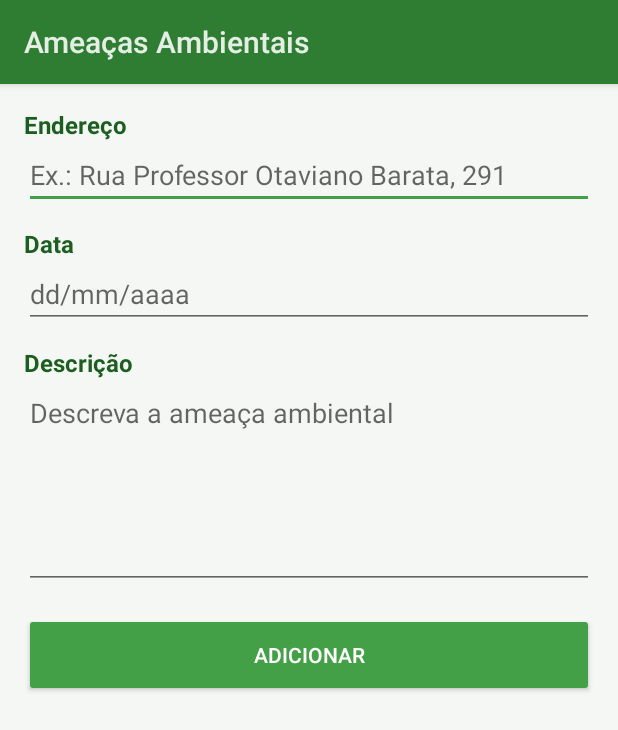
After one commit to leonrdpavani/AmeacasAmbientais, an Android app built with Jetpack Compose: the AdicionarActivity screen opened directly, with no data from a screen before it, on a phone screen of 412 x 824 dp. The commit adds this screen. Shown: the top 730 px of the screen. Run offline under Robolectric (Android 15) with nearby library versions, the phone set to English and light mode, and no system bars.

Commit message:
feat: - implementação da etapa 1

```diff
--- a/app/build.gradle.kts
+++ b/app/build.gradle.kts
@@ -6,9 +6,7 @@ plugins {
 android {
     namespace = "br.feevale.ameaasambientais"
     compileSdk {
-        version = release(36) {
-            minorApiLevel = 1
-        }
+        version = release(37)
     }
 
     defaultConfig {
--- /dev/null
+++ b/app/src/main/java/br/feevale/ameaasambientais/AdicionarActivity.kt
@@ -0,0 +1,18 @@
+package br.feevale.ameaasambientais
+
+import android.app.Activity
+import android.os.Bundle
+import android.widget.Button
+
+class AdicionarActivity : Activity() {
+    override fun onCreate(savedInstanceState: Bundle?) {
+        super.onCreate(savedInstanceState)
+        setContentView(R.layout.activity_adicionar)
+        ajustarBarraNavegacao(findViewById(R.id.raiz))
+
+        // Na Parte 1 apenas volta para a tela inicial (sem gravar no banco)
+        findViewById<Button>(R.id.btnAdicionar).setOnClickListener {
+            finish()
+        }
+    }
+}
--- /dev/null
+++ b/app/src/main/res/layout/activity_adicionar.xml
@@ -0,0 +1,65 @@
+<?xml version="1.0" encoding="utf-8"?>
+<LinearLayout xmlns:android="http://schemas.android.com/apk/res/android"
+    android:id="@+id/raiz"
+    android:layout_width="match_parent"
+    android:layout_height="match_parent"
+    android:orientation="vertical"
+    android:padding="16dp">
+
+    <TextView
+        android:layout_width="wrap_content"
+        android:layout_height="wrap_content"
+        android:text="@string/endereco"
+        android:textColor="@color/verde_escuro"
+        android:textSize="16sp"
+        android:textStyle="bold" />
+
+    <EditText
+        android:id="@+id/edtEndereco"
+        android:layout_width="match_parent"
+        android:layout_height="wrap_content"
+        android:layout_marginBottom="12dp"
+        android:hint="@string/hint_endereco"
+        android:inputType="textPostalAddress" />
+
+    <TextView
+        android:layout_width="wrap_content"
+        android:layout_height="wrap_content"
+        android:text="@string/data"
+        android:textColor="@color/verde_escuro"
+        android:textSize="16sp"
+        android:textStyle="bold" />
+
+    <EditText
+        android:id="@+id/edtData"
+        android:layout_width="match_parent"
+        android:layout_height="wrap_content"
+        android:layout_marginBottom="12dp"
+        android:hint="@string/hint_data"
+        android:inputType="date" />
+
+    <TextView
+        android:layout_width="wrap_content"
+        android:layout_height="wrap_content"
+        android:text="@string/descricao"
+        android:textColor="@color/verde_escuro"
+        android:textSize="16sp"
+        android:textStyle="bold" />
+
+    <EditText
+        android:id="@+id/edtDescricao"
+        android:layout_width="match_parent"
+        android:layout_height="140dp"
+        android:gravity="top|start"
+        android:hint="@string/hint_descricao"
+        android:inputType="textMultiLine|textCapSentences" />
+
+    <Button
+        android:id="@+id/btnAdicionar"
+        style="@android:style/Widget.Material.Button.Colored"
+        android:layout_width="match_parent"
+        android:layout_height="56dp"
+        android:layout_marginTop="16dp"
+        android:text="@string/adicionar" />
+
+</LinearLayout>
--- a/app/src/main/res/values/colors.xml
+++ b/app/src/main/res/values/colors.xml
@@ -1,10 +1,10 @@
 <?xml version="1.0" encoding="utf-8"?>
 <resources>
-    <color name="purple_200">#FFBB86FC</color>
-    <color name="purple_500">#FF6200EE</color>
-    <color name="purple_700">#FF3700B3</color>
-    <color name="teal_200">#FF03DAC5</color>
-    <color name="teal_700">#FF018786</color>
+    <color name="verde_primario">#FF2E7D32</color>
+    <color name="verde_escuro">#FF1B5E20</color>
+    <color name="verde_destaque">#FF43A047</color>
+    <color name="fundo">#FFF4F7F4</color>
+    <color name="texto_secundario">#FF6B756B</color>
     <color name="black">#FF000000</color>
     <color name="white">#FFFFFFFF</color>
 </resources>
--- a/app/src/main/res/values/strings.xml
+++ b/app/src/main/res/values/strings.xml
@@ -1,3 +1,13 @@
 <resources>
-    <string name="app_name">AmeaçasAmbientais</string>
+    <string name="app_name">Ameaças Ambientais</string>
+    <string name="ameacas_cadastradas">Ameaças Cadastradas</string>
+    <string name="nova_ameaca">Nova Ameaça</string>
+    <string name="endereco">Endereço</string>
+    <string name="data">Data</string>
+    <string name="descricao">Descrição</string>
+    <string name="adicionar">Adicionar</string>
+    <string name="atualizar">Atualizar</string>
+    <string name="hint_endereco">Ex.: Rua Professor Otaviano Barata, 291</string>
+    <string name="hint_data">dd/mm/aaaa</string>
+    <string name="hint_descricao">Descreva a ameaça ambiental</string>
 </resources>
--- a/app/src/main/res/values/themes.xml
+++ b/app/src/main/res/values/themes.xml
@@ -1,5 +1,11 @@
 <?xml version="1.0" encoding="utf-8"?>
 <resources>
 
-    <style name="Theme.AmeaçasAmbientais" parent="android:Theme.Material.Light.NoActionBar" />
+    <style name="Theme.AmeacasAmbientais" parent="android:Theme.Material.Light.DarkActionBar">
+        <item name="android:colorPrimary">@color/verde_primario</item>
+        <item name="android:colorPrimaryDark">@color/verde_escuro</item>
+        <item name="android:colorAccent">@color/verde_destaque</item>
+        <item name="android:windowBackground">@color/fundo</item>
+        <item name="android:statusBarColor">@color/verde_escuro</item>
+    </style>
 </resources>
```
Also changed, not shown: app/src/main/AndroidManifest.xml (+10 -3 lines), app/src/main/java/br/feevale/ameaasambientais/EditarActivity.kt (added, +18 -0 lines), app/src/main/java/br/feevale/ameaasambientais/MainActivity.kt (+25 -35 lines), app/src/main/res/layout/activity_editar.xml (added, +65 -0 lines), app/src/main/res/layout/activity_main.xml (added, +34 -0 lines).
